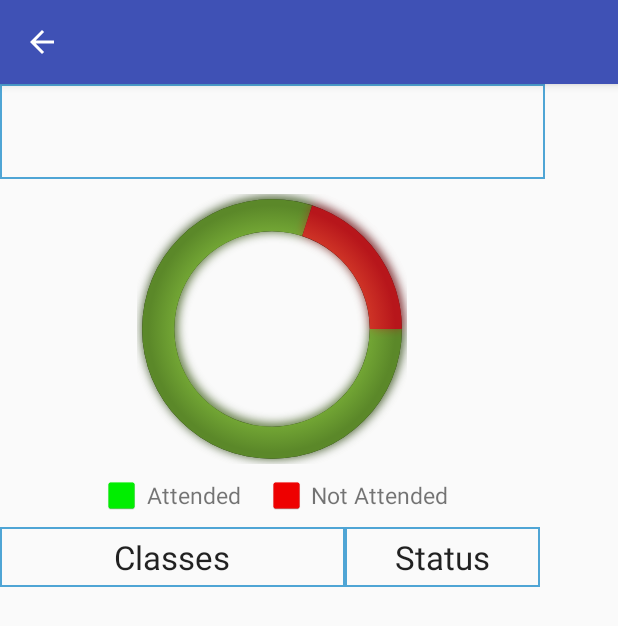
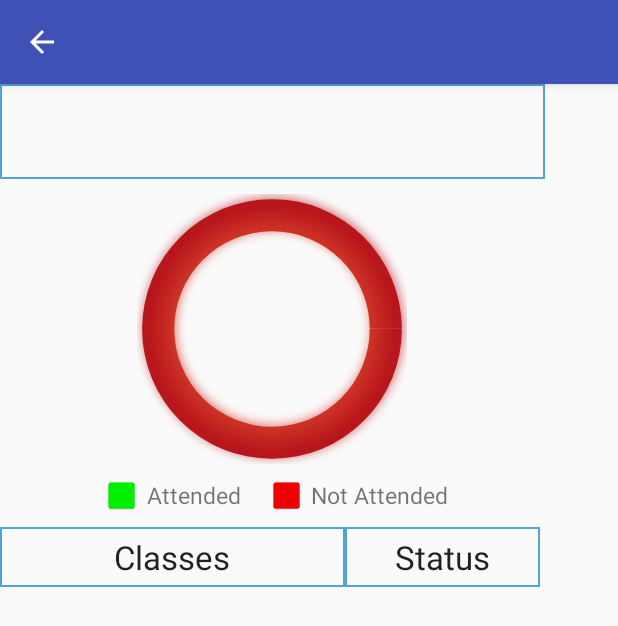
Before and after one commit to nayakrahul/AttendenceMarker, an Android app: the AttendanceDetails screen opened directly, with no data from a screen before it, on a phone screen of 412 x 824 dp. Shown: the top 626 px of the screen. Run offline under Robolectric (Android 15) with nearby library versions, the phone set to English and light mode, and no system bars; 10 statements that could not run were skipped.

Commit message:
Pie Chart done with all calculations

```diff
--- a/app/src/main/java/com/github/amitkmr/attendencemarker/AttendanceDetails.java
+++ b/app/src/main/java/com/github/amitkmr/attendencemarker/AttendanceDetails.java
@@ -15,6 +15,7 @@ import android.widget.LinearLayout;
 import android.widget.RadioGroup;
 import android.widget.RelativeLayout;
 import android.widget.TextView;
+import android.util.AttributeSet;
 import android.widget.Toast;
 
 import java.util.ArrayList;
@@ -22,7 +23,7 @@ import java.util.ArrayList;
 /**
  * Created by RAHUL on 01-04-2016.
  */
-public class AttendanceDetails extends AppCompatActivity {
+public class AttendanceDetails extends AppCompatActivity{
     private DBHelper mydb ;
     private TextView desc;
     private String data;
@@ -61,6 +62,8 @@ public class AttendanceDetails extends AppCompatActivity {
                 RadioGroup.LayoutParams.WRAP_CONTENT, RadioGroup.LayoutParams.WRAP_CONTENT);
 
         //Create four
+        int totalScheduledClasses = N;
+        int attendedClasses = 0;
         for(int i = 0; i < N; i++)
         {
             // Create LinearLayout
@@ -89,6 +92,7 @@ public class AttendanceDetails extends AppCompatActivity {
                     new LinearLayout.LayoutParams(
                             pixels, RadioGroup.LayoutParams.WRAP_CONTENT));
             if(attendance.get(i) == 1){
+                attendedClasses++;
                 status.setCompoundDrawablesWithIntrinsicBounds(R.drawable.ic_done_24dp, 0, 0, 0);
             }
             else{
@@ -108,7 +112,12 @@ public class AttendanceDetails extends AppCompatActivity {
 
         // return to to the home screen
 
-        setTitle("   "+id);
+        DonutChart donutChart = (DonutChart) findViewById(R.id.donutChart);
+        donutChart.pieChartVariableA = totalScheduledClasses;
+        donutChart.pieChartVariableB = attendedClasses;
+
+
+        setTitle("   " + id);
         android.support.v7.app.ActionBar actionBar = getSupportActionBar();
         actionBar.setHomeButtonEnabled(true);
         actionBar.setDisplayHomeAsUpEnabled(true);
--- a/app/src/main/java/com/github/amitkmr/attendencemarker/DonutChart.java
+++ b/app/src/main/java/com/github/amitkmr/attendencemarker/DonutChart.java
@@ -16,7 +16,12 @@ import android.graphics.Shader.TileMode;
 import android.util.AttributeSet;
 import android.view.View;
 
+import java.security.PublicKey;
+
 public class DonutChart extends View {
+
+    int pieChartVariableA;
+    int pieChartVariableB;
 
 
     private float radius;
@@ -42,6 +47,8 @@ public class DonutChart extends View {
 
         try {
             radius = a.getDimension(R.styleable.DonutChart_radius, 20.0f);
+            pieChartVariableA = a.getInteger(R.styleable.DonutChart_variableA,0);
+            pieChartVariableB = a.getInteger(R.styleable.DonutChart_variableB,0);
         } finally {
             a.recycle();
         }
@@ -86,18 +93,24 @@ public class DonutChart extends View {
     protected void onDraw(Canvas canvas) {
         super.onDraw(canvas);
 
-        int totalClasses = 50;
-        int attendedClasses = 40;
+        int totalClasses = pieChartVariableA;
+        int attendedClasses = pieChartVariableB;
 
-        int greenGradientAngle = (attendedClasses*360/totalClasses);
-        int redGradientAngle = 360-greenGradientAngle;
+        if (totalClasses==0)
+        {
+            totalClasses = 1;
+
+        }
+
+        float greenGradientAngle = (attendedClasses*359.9f/totalClasses);
+        float redGradientAngle = 359.9f-greenGradientAngle;
 
 
         // draw shadow
         paint.setShader(null);
         float adjust = (.0095f*radius);
         paint.setShadowLayer(8, adjust, -adjust, 0xaa000000);
-        drawDonut(canvas,paint, 0,359.9f);
+       // drawDonut(canvas,paint, 0,359.9f);
 
 
         // green
--- a/app/src/main/res/layout/activity_attendance_details.xml
+++ b/app/src/main/res/layout/activity_attendance_details.xml
@@ -33,6 +33,8 @@
             android:layout_width="wrap_content"
             android:layout_height="wrap_content"
             customviews:radius="90dp"
+            customviews:variableA="50"
+            customviews:variableB="40"
             android:layout_gravity="center"
             android:layout_below="@+id/courseName"
             android:layout_alignParentLeft="true"
--- a/app/src/main/res/values/drawables.xml
+++ b/app/src/main/res/values/drawables.xml
@@ -7,5 +7,7 @@
     <item name="ic_menu_send" type="drawable">@android:drawable/ic_menu_send</item>
     <declare-styleable name="DonutChart">
         <attr name="radius" format="dimension"/>
+        <attr name="variableA" format="integer"/>
+        <attr name="variableB" format="integer" />
     </declare-styleable>
 </resources>
```
